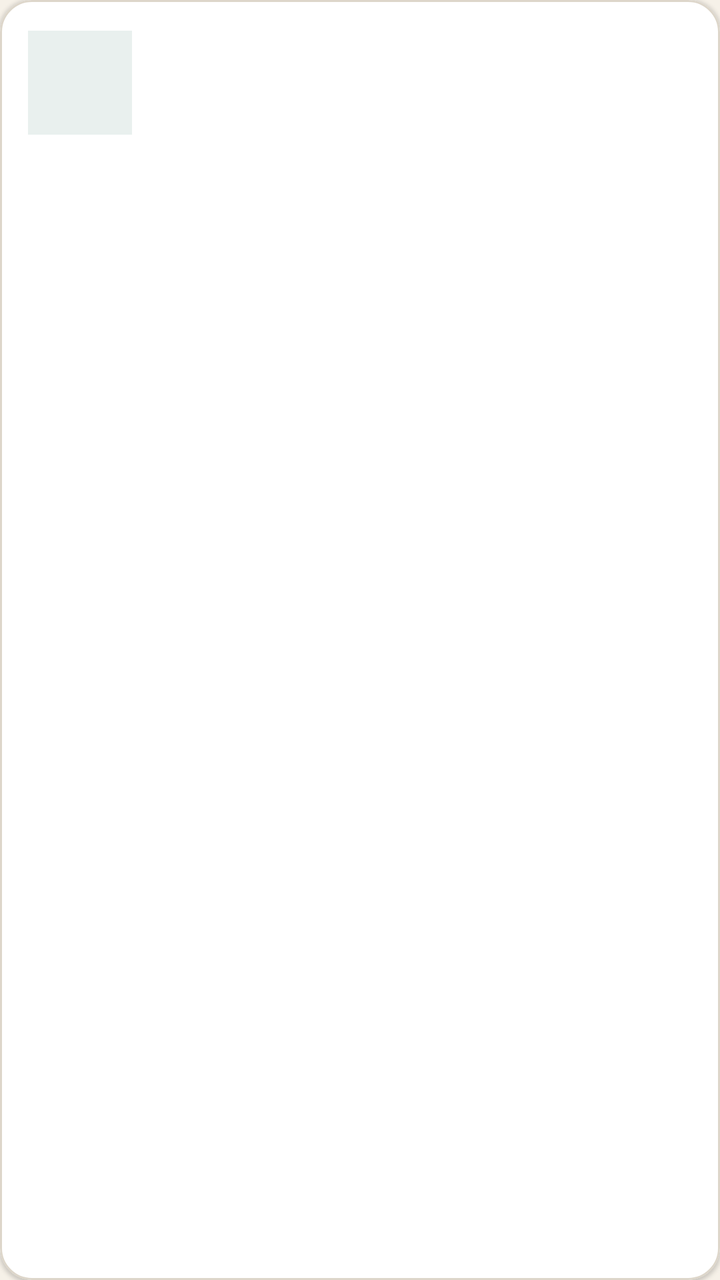
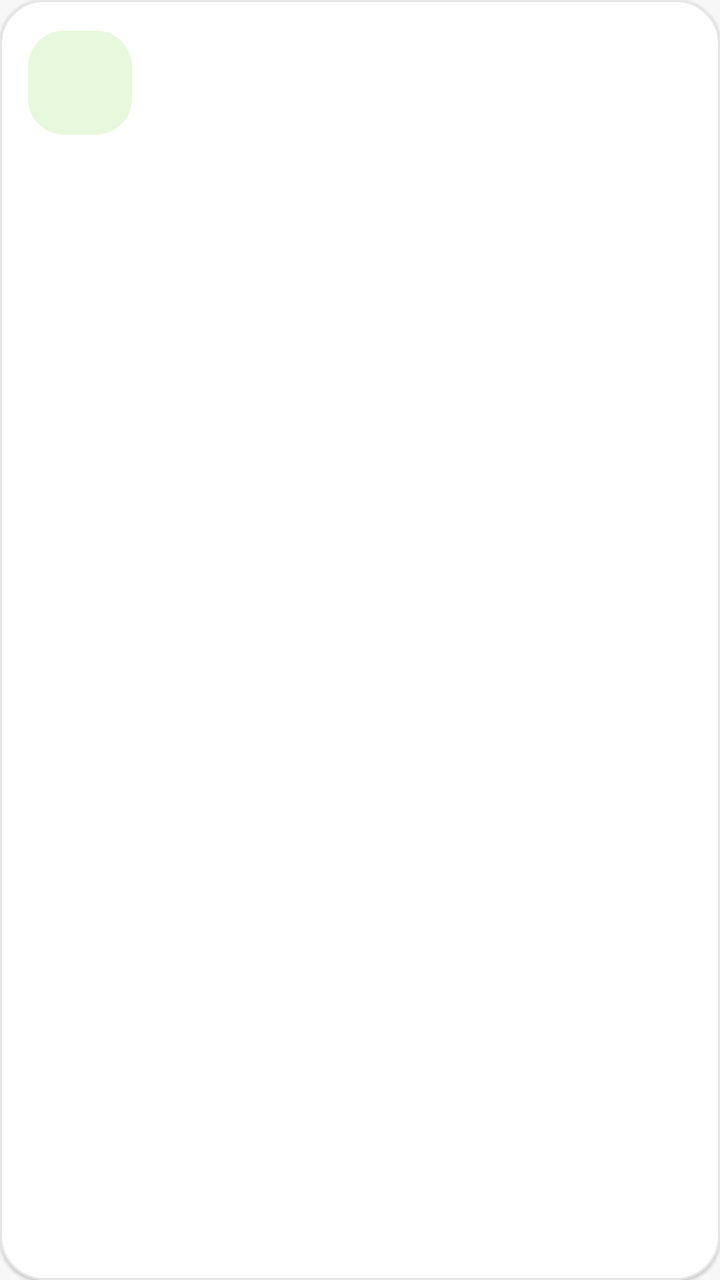

An Android layout rendered at two revisions. The XML below is the earlier revision; the diff shows what the commit changed to produce the second picture.
<!-- AndroidManifest.xml: application theme Theme.NihongoBeginner -->
<!-- res/layout/item_lesson_card.xml -->
<?xml version="1.0" encoding="utf-8"?>
<com.google.android.material.card.MaterialCardView xmlns:android="http://schemas.android.com/apk/res/android"
    xmlns:app="http://schemas.android.com/apk/res-auto"
    android:layout_width="match_parent"
    android:layout_height="wrap_content"
    android:layout_marginStart="6dp"
    android:layout_marginTop="6dp"
    android:layout_marginEnd="6dp"
    android:layout_marginBottom="8dp"
    app:cardBackgroundColor="@color/surfaceAlt"
    app:cardCornerRadius="16dp"
    app:cardElevation="1dp"
    app:rippleColor="@color/surfaceSoft"
    app:strokeColor="@color/dividerSoft"
    app:strokeWidth="1dp">

    <LinearLayout
        android:layout_width="match_parent"
        android:layout_height="wrap_content"
        android:gravity="center_vertical"
        android:orientation="horizontal"
        android:padding="14dp">

        <TextView
            android:id="@+id/tvEmoji"
            android:layout_width="52dp"
            android:layout_height="52dp"
            android:background="@color/surfaceSoft"
            android:gravity="center"
            android:textSize="30sp" />

        <LinearLayout
            android:layout_width="0dp"
            android:layout_height="wrap_content"
            android:layout_marginStart="12dp"
            android:layout_weight="1"
            android:orientation="vertical">

            <TextView
                android:id="@+id/tvLessonNumber"
                android:layout_width="wrap_content"
                android:layout_height="wrap_content"
                android:textColor="@color/onSurfaceMuted"
                android:textSize="11sp" />

            <TextView
                android:id="@+id/tvTitle"
                android:layout_width="wrap_content"
                android:layout_height="wrap_content"
                android:textColor="@color/colorPrimary"
                android:textSize="17sp"
                android:textStyle="bold" />

            <TextView
                android:id="@+id/tvSubtitle"
                android:layout_width="wrap_content"
                android:layout_height="wrap_content"
                android:textColor="@color/onSurfaceMuted"
                android:textSize="13sp" />

        </LinearLayout>

        <ImageView
            android:id="@+id/ivCompleted"
            android:layout_width="24dp"
            android:layout_height="24dp"
            android:tint="@color/accentTeal"
            android:src="@android:drawable/checkbox_on_background"
            android:visibility="gone" />

    </LinearLayout>

</com.google.android.material.card.MaterialCardView>
<!-- resources referenced by this layout -->
<resources>
  <color name="accentTeal">#2A9D8F</color>
  <color name="colorPrimary">#24364B</color>
  <color name="dividerSoft">#DDD6CA</color>
  <color name="onSurfaceMuted">#667085</color>
  <color name="surfaceAlt">#FFFFFF</color>
  <color name="surfaceSoft">#E9F0EE</color>
  <style name="Theme.NihongoBeginner" parent="Theme.MaterialComponents.DayNight.DarkActionBar">
          <item name="colorPrimary">@color/colorPrimary</item>
          <item name="colorPrimaryVariant">@color/colorPrimaryVariant</item>
          <item name="colorOnPrimary">@color/colorOnPrimary</item>
          <item name="colorSecondary">@color/colorSecondary</item>
          <item name="colorOnSecondary">@color/colorOnSecondary</item>
          <item name="android:colorBackground">@color/background</item>
          <item name="colorSurface">@color/surface</item>
          <item name="colorOnSurface">@color/onSurface</item>
          <item name="materialButtonStyle">@style/App.Button</item>
          <item name="windowActionBar">false</item>
          <item name="windowNoTitle">true</item>
          <item name="android:windowSoftInputMode">adjustResize</item>
      </style>
  <color name="colorPrimaryVariant">#304B64</color>
  <color name="colorOnPrimary">#FFFFFF</color>
  <color name="colorSecondary">#E76F51</color>
  <color name="colorOnSecondary">#FFFFFF</color>
  <color name="background">#F6F1E8</color>
  <color name="surface">#F6F1E8</color>
  <color name="onSurface">#1F2933</color>
  <style name="App.Button" parent="Widget.MaterialComponents.Button">
          <item name="cornerRadius">16dp</item>
          <item name="android:minHeight">52dp</item>
          <item name="android:textAllCaps">false</item>
          <item name="backgroundTint">@color/colorSecondary</item>
      </style>
</resources>

<!-- the commit's change to res/layout/item_lesson_card.xml (unified diff, before → after) -->
@@ -8,7 +8,7 @@
     android:layout_marginEnd="6dp"
     android:layout_marginBottom="8dp"
     app:cardBackgroundColor="@color/surfaceAlt"
-    app:cardCornerRadius="16dp"
+    app:cardCornerRadius="22dp"
     app:cardElevation="1dp"
     app:rippleColor="@color/surfaceSoft"
     app:strokeColor="@color/dividerSoft"
@@ -25,7 +25,7 @@
             android:id="@+id/tvEmoji"
             android:layout_width="52dp"
             android:layout_height="52dp"
-            android:background="@color/surfaceSoft"
+            android:background="@drawable/bg_icon_bubble"
             android:gravity="center"
             android:textSize="30sp" />
 
@@ -47,7 +47,7 @@
                 android:id="@+id/tvTitle"
                 android:layout_width="wrap_content"
                 android:layout_height="wrap_content"
-                android:textColor="@color/colorPrimary"
+                android:textColor="@color/onSurface"
                 android:textSize="17sp"
                 android:textStyle="bold" />
 
<!-- resource entries referenced after the edit -->
@@ -1,11 +1,17 @@
 <!-- resources referenced by this layout -->
 <resources>
-  <color name="accentTeal">#2A9D8F</color>
-  <color name="colorPrimary">#24364B</color>
-  <color name="dividerSoft">#DDD6CA</color>
-  <color name="onSurfaceMuted">#667085</color>
+  <color name="accentTeal">#1CB0F6</color>
+  <color name="colorPrimary">#58CC02</color>
+  <color name="dividerSoft">#E5E5E5</color>
+  <color name="onSurfaceMuted">#777777</color>
   <color name="surfaceAlt">#FFFFFF</color>
-  <color name="surfaceSoft">#E9F0EE</color>
+  <color name="surfaceSoft">#E5E5E5</color>
+  <!-- drawable bg_icon_bubble (drawable) -->
+  <?xml version="1.0" encoding="utf-8"?>
+  <shape xmlns:android="http://schemas.android.com/apk/res/android">
+      <solid android:color="#E8F8DD" />
+      <corners android:radius="18dp" />
+  </shape>
   <style name="Theme.NihongoBeginner" parent="Theme.MaterialComponents.DayNight.DarkActionBar">
           <item name="colorPrimary">@color/colorPrimary</item>
           <item name="colorPrimaryVariant">@color/colorPrimaryVariant</item>
@@ -20,18 +26,21 @@
           <item name="windowNoTitle">true</item>
           <item name="android:windowSoftInputMode">adjustResize</item>
       </style>
-  <color name="colorPrimaryVariant">#304B64</color>
+  <color name="colorPrimaryVariant">#89E219</color>
   <color name="colorOnPrimary">#FFFFFF</color>
-  <color name="colorSecondary">#E76F51</color>
+  <color name="colorSecondary">#1CB0F6</color>
   <color name="colorOnSecondary">#FFFFFF</color>
-  <color name="background">#F6F1E8</color>
-  <color name="surface">#F6F1E8</color>
-  <color name="onSurface">#1F2933</color>
+  <color name="background">#F7F7F7</color>
+  <color name="surface">#F7F7F7</color>
+  <color name="onSurface">#3C3C3C</color>
   <style name="App.Button" parent="Widget.MaterialComponents.Button">
-          <item name="cornerRadius">16dp</item>
+          <item name="cornerRadius">18dp</item>
           <item name="android:minHeight">52dp</item>
           <item name="android:textAllCaps">false</item>
-          <item name="backgroundTint">@color/colorSecondary</item>
+          <item name="android:textStyle">bold</item>
+          <item name="backgroundTint">@color/colorPrimary</item>
+          <item name="android:textColor">@color/white</item>
       </style>
+  <color name="white">#FFFFFF</color>
 </resources>
 
